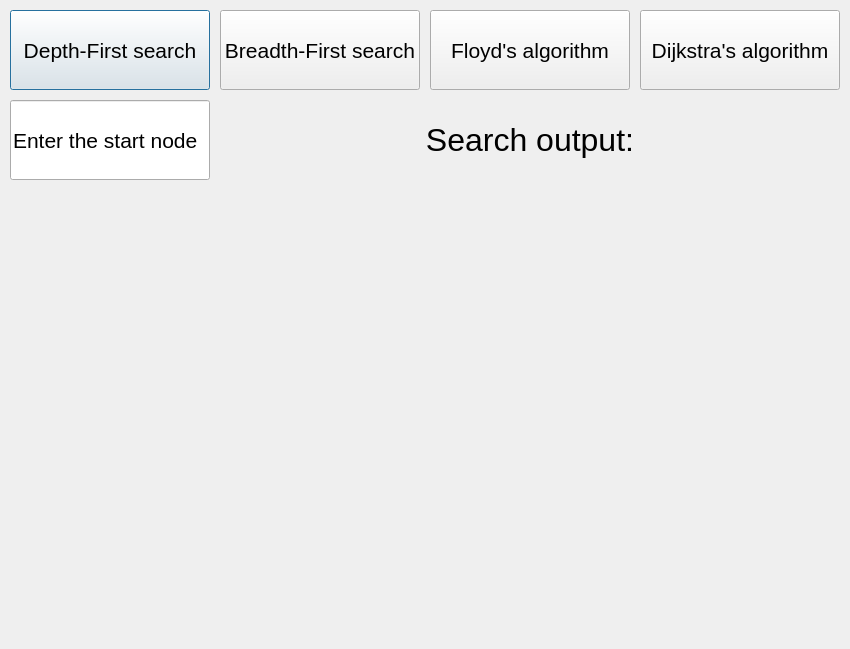
Above: Sem_2/Labs/graph/GraphGenerator/searchmenu.ui from Meidori/PSTU_Labs_2023 before the change. Below: the same form after it.
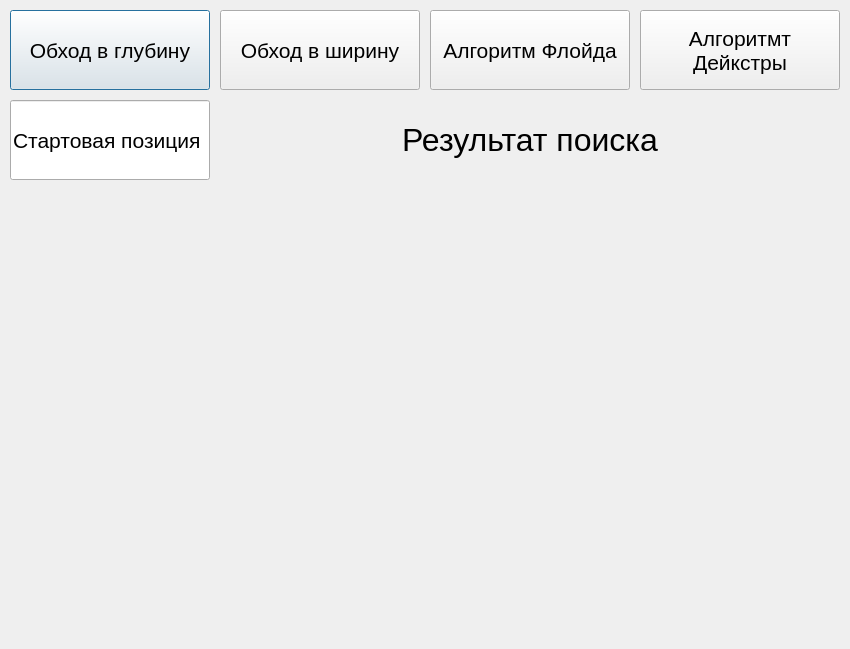
That is the form after the change.

```diff
--- a/Sem_2/Labs/graph/GraphGenerator/searchmenu.ui
+++ b/Sem_2/Labs/graph/GraphGenerator/searchmenu.ui
@@ -28,7 +28,7 @@
     </font>
    </property>
    <property name="text">
-    <string>Depth-First search</string>
+    <string>Обход в глубину</string>
    </property>
   </widget>
   <widget class="QPushButton" name="bfsBtn">
@@ -46,7 +46,7 @@
     </font>
    </property>
    <property name="text">
-    <string>Breadth-First search</string>
+    <string>Обход в ширину</string>
    </property>
   </widget>
   <widget class="QPushButton" name="floydBtn">
@@ -64,7 +64,7 @@
     </font>
    </property>
    <property name="text">
-    <string>Floyd's algorithm</string>
+    <string>Алгоритм Флойда</string>
    </property>
   </widget>
   <widget class="QPushButton" name="dijkstraBtn">
@@ -82,7 +82,8 @@
     </font>
    </property>
    <property name="text">
-    <string>Dijkstra's algorithm</string>
+    <string>Алгоритмт
+Дeйкстры</string>
    </property>
   </widget>
   <widget class="QLineEdit" name="startLine">
@@ -100,7 +101,7 @@
     </font>
    </property>
    <property name="text">
-    <string>Enter the start node</string>
+    <string>Стартовая позиция</string>
    </property>
   </widget>
   <widget class="QLabel" name="titleLabel">
@@ -118,7 +119,7 @@
     </font>
    </property>
    <property name="text">
-    <string>Search output:</string>
+    <string>Результат поиска</string>
    </property>
    <property name="alignment">
     <set>Qt::AlignCenter</set>
```
